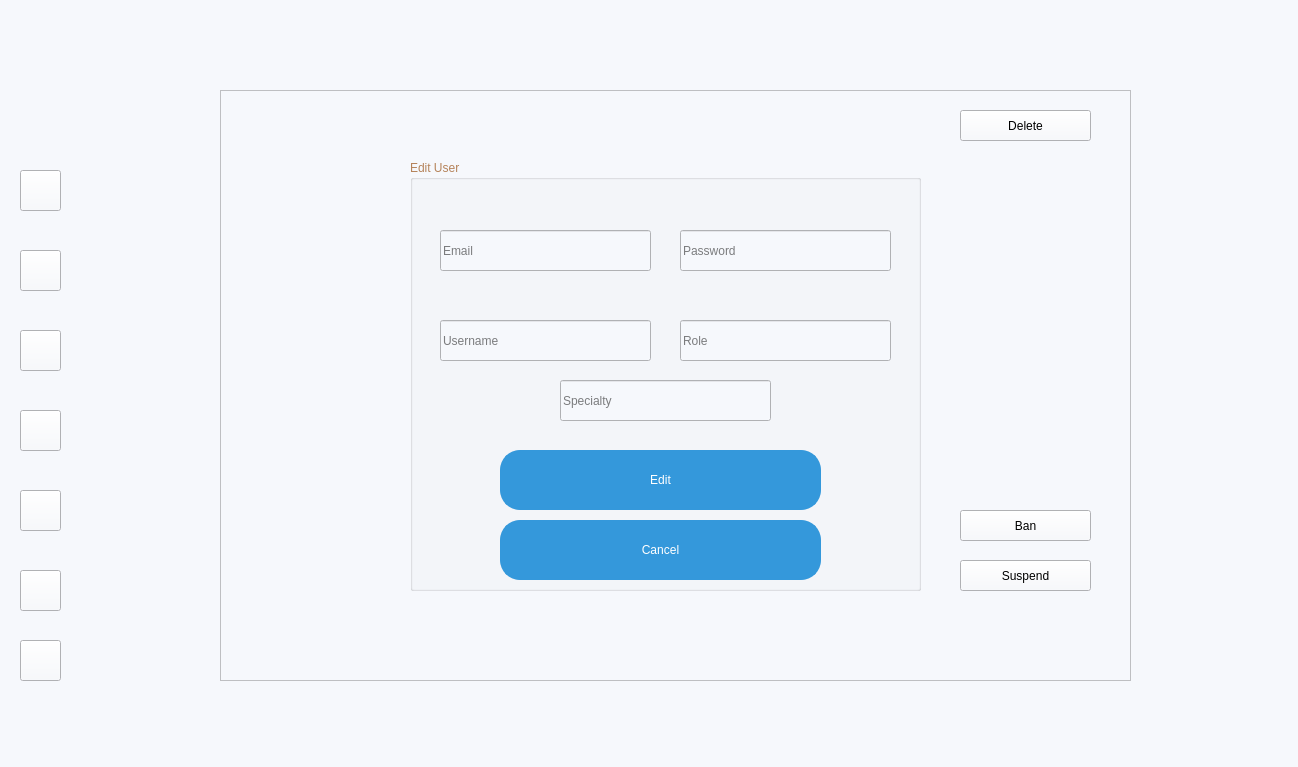
The window that mainwindow.ui (Confused-Guy/Smart-research-publication-management) describes before a commit, drawn with Qt 5.
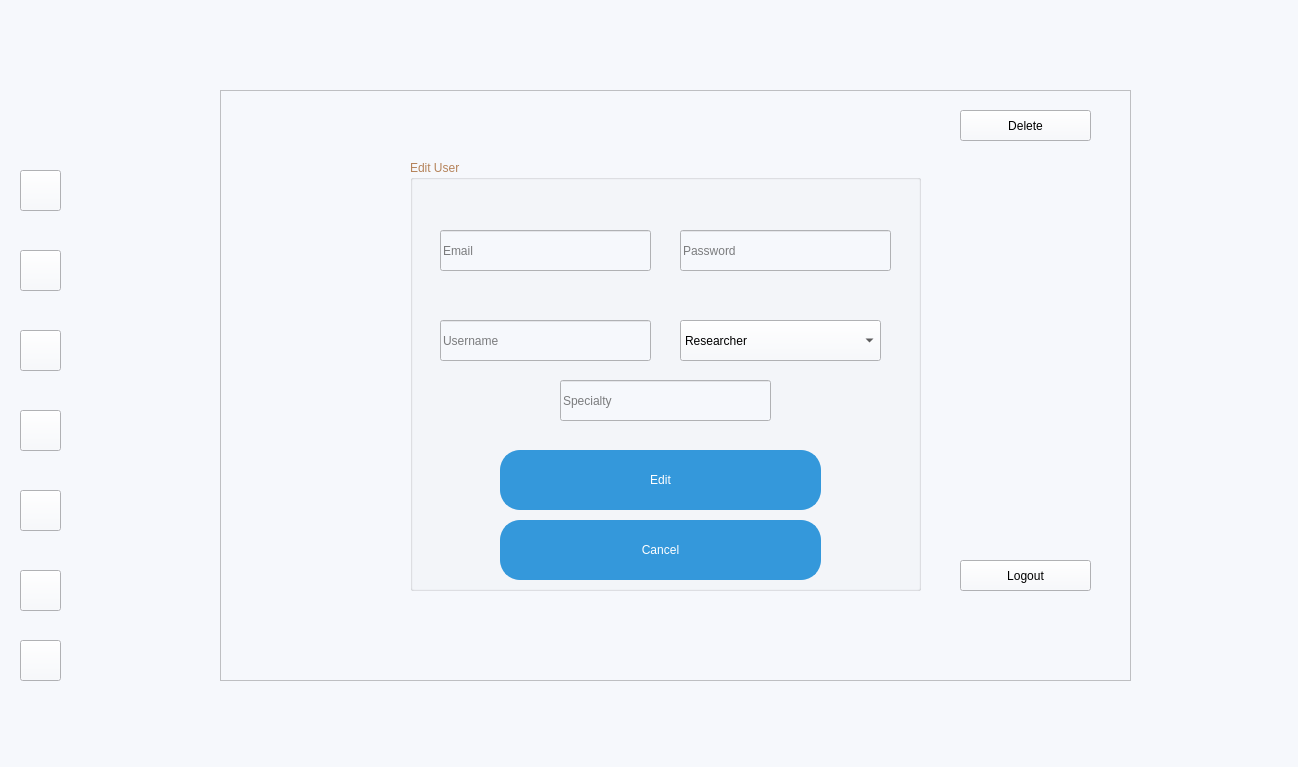
The same window after the commit. The open tabs and pages were chosen to show the change. Icons and pictures are not drawn.

The edit to the form file:
```diff
--- a/mainwindow.ui
+++ b/mainwindow.ui
@@ -9655,22 +9655,6 @@
          <string>Username</string>
         </property>
        </widget>
-       <widget class="QLineEdit" name="role_edit_2">
-        <property name="geometry">
-         <rect>
-          <x>270</x>
-          <y>160</y>
-          <width>211</width>
-          <height>41</height>
-         </rect>
-        </property>
-        <property name="text">
-         <string/>
-        </property>
-        <property name="placeholderText">
-         <string>Role</string>
-        </property>
-       </widget>
        <widget class="QPushButton" name="editUser_2">
         <property name="geometry">
          <rect>
@@ -9733,6 +9717,31 @@
          <string>Specialty</string>
         </property>
        </widget>
+       <widget class="QComboBox" name="role_edit_2">
+        <property name="geometry">
+         <rect>
+          <x>270</x>
+          <y>160</y>
+          <width>201</width>
+          <height>41</height>
+         </rect>
+        </property>
+        <item>
+         <property name="text">
+          <string>Researcher</string>
+         </property>
+        </item>
+        <item>
+         <property name="text">
+          <string>Viewer</string>
+         </property>
+        </item>
+        <item>
+         <property name="text">
+          <string>Reviewer</string>
+         </property>
+        </item>
+       </widget>
       </widget>
       <widget class="QPushButton" name="deleteUser_2">
        <property name="geometry">
@@ -9747,20 +9756,7 @@
         <string>Delete</string>
        </property>
       </widget>
-      <widget class="QPushButton" name="banUser_2">
-       <property name="geometry">
-        <rect>
-         <x>740</x>
-         <y>420</y>
-         <width>131</width>
-         <height>31</height>
-        </rect>
-       </property>
-       <property name="text">
-        <string>Ban</string>
-       </property>
-      </widget>
-      <widget class="QPushButton" name="susendUser_2">
+      <widget class="QPushButton" name="logOut">
        <property name="geometry">
         <rect>
          <x>740</x>
@@ -9770,7 +9766,7 @@
         </rect>
        </property>
        <property name="text">
-        <string>Suspend</string>
+        <string>Logout</string>
        </property>
       </widget>
      </widget>
```
Left out of the diff: 18 changed lines with no effect on the pictures.
